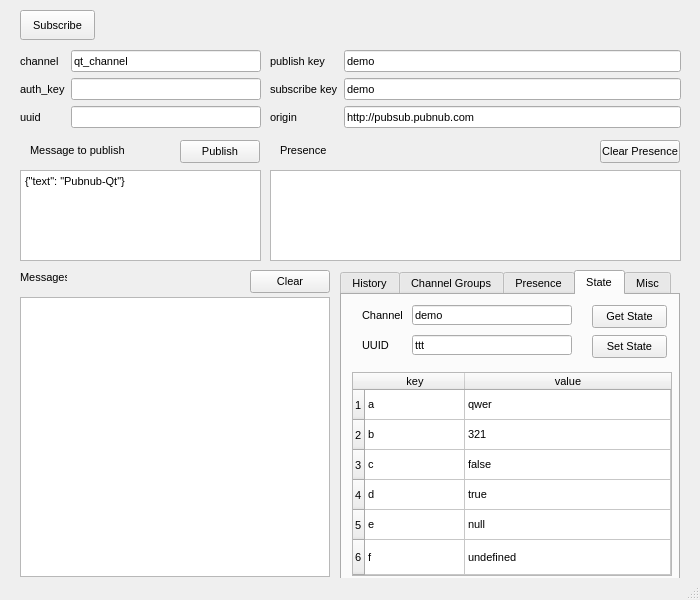
This is qt/console/pubnubconsole.ui in jplflyer/PubNub as Qt 5 draws it before an edit. The edited form follows.
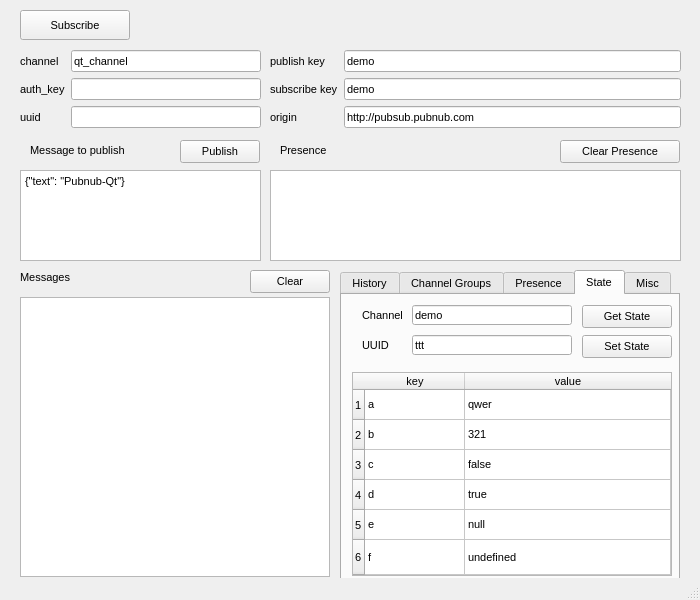
This is the edited form. The open tabs and pages were chosen to show the change.

Commit message: Fix Qt Demo Console element sizes

Patch:
```diff
--- a/qt/console/pubnubconsole.ui
+++ b/qt/console/pubnubconsole.ui
@@ -124,7 +124,7 @@
      <rect>
       <x>20</x>
       <y>10</y>
-      <width>75</width>
+      <width>110</width>
       <height>30</height>
      </rect>
     </property>
@@ -163,7 +163,7 @@
      <rect>
       <x>30</x>
       <y>140</y>
-      <width>111</width>
+      <width>140</width>
       <height>20</height>
      </rect>
     </property>
@@ -189,7 +189,7 @@
      <rect>
       <x>280</x>
       <y>140</y>
-      <width>47</width>
+      <width>80</width>
       <height>20</height>
      </rect>
     </property>
@@ -200,9 +200,9 @@
    <widget class="QPushButton" name="presenceClearButton">
     <property name="geometry">
      <rect>
-      <x>600</x>
+      <x>560</x>
       <y>140</y>
-      <width>80</width>
+      <width>120</width>
       <height>23</height>
      </rect>
     </property>
@@ -644,9 +644,9 @@
      <widget class="QPushButton" name="getStateButton">
       <property name="geometry">
        <rect>
-        <x>250</x>
+        <x>240</x>
         <y>10</y>
-        <width>75</width>
+        <width>90</width>
         <height>23</height>
        </rect>
       </property>
@@ -657,9 +657,9 @@
      <widget class="QPushButton" name="setStateButton">
       <property name="geometry">
        <rect>
-        <x>250</x>
+        <x>240</x>
         <y>40</y>
-        <width>75</width>
+        <width>90</width>
         <height>23</height>
        </rect>
       </property>
@@ -789,7 +789,7 @@
      <rect>
       <x>20</x>
       <y>267</y>
-      <width>47</width>
+      <width>110</width>
       <height>20</height>
      </rect>
     </property>
```
Left out of the diff: 12 changed lines with no effect on the pictures.
